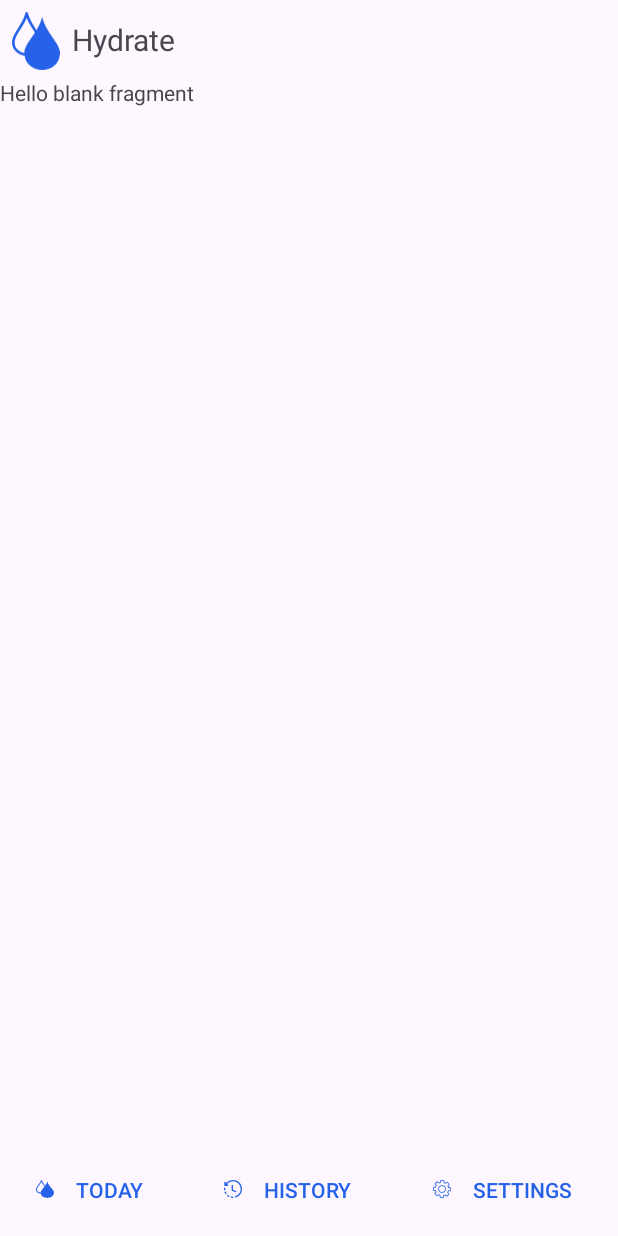
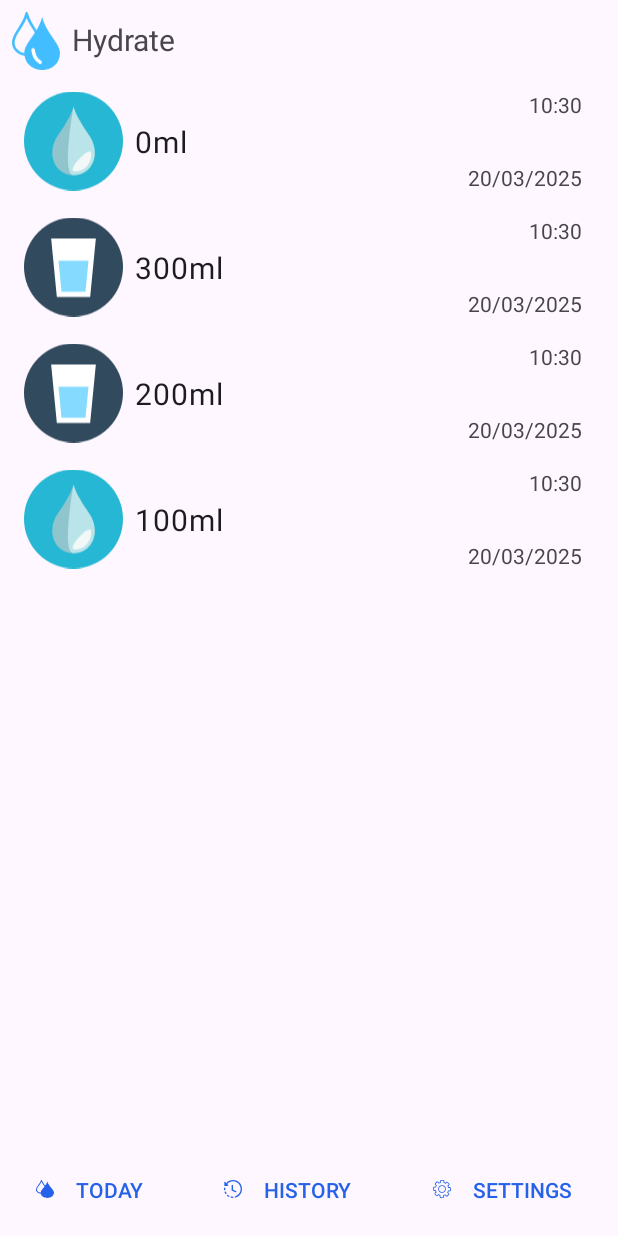
Before and after one commit to ostap-khomiak/Hydrate, an Android app: the fragment HistoryFragment placed in its activity, on a phone screen of 412 x 824 dp. Run offline under Robolectric (Android 15) with nearby library versions, the phone set to English and light mode, and no system bars; Roboto replaces fonts that are not available here.

Commit message:
added HistoryFragment and small fixes

```diff
--- a/app/build.gradle.kts
+++ b/app/build.gradle.kts
@@ -43,6 +43,7 @@ dependencies {
     implementation(libs.androidx.activity)
     implementation(libs.androidx.constraintlayout)
     implementation("androidx.fragment:fragment-ktx:1.6.2")
+    implementation("com.google.code.gson:gson:2.10.1")
     testImplementation(libs.junit)
     androidTestImplementation(libs.androidx.junit)
     androidTestImplementation(libs.androidx.espresso.core)
--- /dev/null
+++ b/app/src/main/java/com/ostapkhomiak/hydrate/HistoryAdapter.kt
@@ -0,0 +1,34 @@
+package com.ostapkhomiak.hydrate
+
+import android.view.LayoutInflater
+import android.view.View
+import android.view.ViewGroup
+import android.widget.ImageView
+import android.widget.TextView
+import androidx.recyclerview.widget.RecyclerView
+
+class HistoryAdapter(private val historyList: List<WaterIntakeEntry>) :
+    RecyclerView.Adapter<HistoryAdapter.HistoryViewHolder>() {
+
+    class HistoryViewHolder(itemView: View) : RecyclerView.ViewHolder(itemView) {
+        val iconView: ImageView = itemView.findViewById(R.id.iconView)
+        val amountView: TextView = itemView.findViewById(R.id.amountView)
+        val dateView: TextView = itemView.findViewById(R.id.dateView)
+        val timeView: TextView = itemView.findViewById(R.id.timeView)
+    }
+
+    override fun onCreateViewHolder(parent: ViewGroup, viewType: Int): HistoryViewHolder {
+        val view = LayoutInflater.from(parent.context).inflate(R.layout.item_history, parent, false)
+        return HistoryViewHolder(view)
+    }
+
+    override fun onBindViewHolder(holder: HistoryViewHolder, position: Int) {
+        val entry = historyList[position]
+        holder.iconView.setImageResource(entry.iconId)
+        holder.amountView.text = "${entry.amount}ml"
+        holder.dateView.text = entry.date
+        holder.timeView.text = entry.time
+    }
+
+    override fun getItemCount(): Int = historyList.size
+}
--- a/app/src/main/java/com/ostapkhomiak/hydrate/HistoryFragment.kt
+++ b/app/src/main/java/com/ostapkhomiak/hydrate/HistoryFragment.kt
@@ -5,13 +5,29 @@ import androidx.fragment.app.Fragment
 import android.view.LayoutInflater
 import android.view.View
 import android.view.ViewGroup
+import androidx.recyclerview.widget.LinearLayoutManager
+import androidx.recyclerview.widget.RecyclerView
 
 class HistoryFragment : Fragment() {
 
-    override fun onCreateView( inflater: LayoutInflater, container: ViewGroup?, savedInstanceState: Bundle?): View? {
+    private lateinit var historyAdapter: HistoryAdapter
+    private lateinit var historyManager: HistoryManager
+    private lateinit var recyclerView: RecyclerView
 
-        return inflater.inflate(R.layout.fragment_history, container, false)
+    override fun onCreateView(inflater: LayoutInflater, container: ViewGroup?, savedInstanceState: Bundle?): View? {
+        val view = inflater.inflate(R.layout.fragment_history, container, false)
+
+        recyclerView = view.findViewById(R.id.historyRecyclerView)
+        recyclerView.layoutManager = LinearLayoutManager(requireContext())
+
+        historyManager = HistoryManager(requireContext())
+        val historyList = historyManager.loadHistory()
+        historyList.reverse() // newest on intake on top
+
+        historyAdapter = HistoryAdapter(historyList)
+        recyclerView.adapter = historyAdapter
+
+        return view
     }
 
-
 }
--- /dev/null
+++ b/app/src/main/java/com/ostapkhomiak/hydrate/HistoryManager.kt
@@ -0,0 +1,21 @@
+package com.ostapkhomiak.hydrate
+
+import android.content.Context
+import com.google.gson.Gson
+import com.google.gson.reflect.TypeToken
+
+class HistoryManager(context: Context) {
+    private val prefs = context.getSharedPreferences("water_history", Context.MODE_PRIVATE)
+    private val gson = Gson()
+
+    fun saveHistory(historyList: List<WaterIntakeEntry>) {
+        val json = gson.toJson(historyList)
+        prefs.edit().putString("history_list", json).apply()
+    }
+
+    fun loadHistory(): MutableList<WaterIntakeEntry> {
+        val json = prefs.getString("history_list", null) ?: return mutableListOf()
+        val type = object : TypeToken<MutableList<WaterIntakeEntry>>() {}.type
+        return gson.fromJson(json, type)
+    }
+}
--- a/app/src/main/java/com/ostapkhomiak/hydrate/MainFragment.kt
+++ b/app/src/main/java/com/ostapkhomiak/hydrate/MainFragment.kt
@@ -10,7 +10,8 @@ import android.widget.EditText
 import android.widget.ProgressBar
 import android.widget.TextView
 import androidx.fragment.app.activityViewModels
-
+import java.text.SimpleDateFormat
+import java.util.*
 
 class MainFragment : Fragment() {
 
@@ -41,25 +42,26 @@ class MainFragment : Fragment() {
         progressBar3 = view.findViewById(R.id.progressBar3)
         ConfirmWater = view.findViewById(R.id.ConfirmWater)
         editTextNumber = view.findViewById(R.id.editTextNumber)
+
         ConfirmWater?.setOnClickListener {
-            shareViewModel.addConsumedWater(editTextNumber?.text.toString().toIntOrNull() ?: 0)
+            val addedAmount = editTextNumber?.text.toString().toIntOrNull() ?: 0
+            waterButtonsListener(addedAmount)
         }
 
         val smallMLBtn = view.findViewById<Button>(R.id.smallMLBtn)
         smallMLBtn.setOnClickListener {
-            shareViewModel.addConsumedWater(100)
+            waterButtonsListener(100)
         }
 
         val mediumMLBtn = view.findViewById<Button>(R.id.mediumMLBtn)
         mediumMLBtn.setOnClickListener {
-            shareViewModel.addConsumedWater(200)
+            waterButtonsListener(200)
         }
 
         val largeMLBtn = view.findViewById<Button>(R.id.largeMLBtn)
         largeMLBtn.setOnClickListener {
-            shareViewModel.addConsumedWater(300)
+            waterButtonsListener(300)
         }
-
 
 
 
@@ -104,4 +106,40 @@ class MainFragment : Fragment() {
 
     }
 
+    fun waterButtonsListener(amount: Int) {
+        shareViewModel.addConsumedWater(amount)
+        saveToHistory(amount)
+    }
+
+    fun saveToHistory(amount: Int) {
+        val historyManager = HistoryManager(requireContext())
+        val currentHistory = historyManager.loadHistory()
+
+        val sdfDate = SimpleDateFormat("dd/MM/yyyy", Locale.getDefault())
+        val sdfTime = SimpleDateFormat("HH:mm", Locale.getDefault())
+        val date = sdfDate.format(Date())
+        val time = sdfTime.format(Date())
+
+        // replace icon based on amount
+        val iconId = when {
+            amount < 200 -> R.drawable.drop
+            amount in 200..399 -> R.drawable.glass_of_water
+            else -> R.drawable.water_bottle
+        }
+
+        val entry = WaterIntakeEntry(
+            iconId = iconId,
+            amount = amount,
+            time = time,
+            date = date
+        )
+
+        if (currentHistory.size >= 8) {
+            currentHistory.removeAt(0) // remove oldest
+        }
+
+        currentHistory.add(entry)
+        historyManager.saveHistory(currentHistory)
+    }
+
 }
--- a/app/src/main/java/com/ostapkhomiak/hydrate/ShareViewModel.kt
+++ b/app/src/main/java/com/ostapkhomiak/hydrate/ShareViewModel.kt
@@ -5,6 +5,7 @@ import android.app.Application
 import android.content.Context
 import androidx.lifecycle.AndroidViewModel
 import androidx.lifecycle.MutableLiveData
+
 
 
 class ShareViewModel(application: Application) : AndroidViewModel(application) {
--- /dev/null
+++ b/app/src/main/java/com/ostapkhomiak/hydrate/WaterIntakeEntry.kt
@@ -0,0 +1,8 @@
+package com.ostapkhomiak.hydrate
+
+data class WaterIntakeEntry(
+    val iconId: Int,
+    val amount: Int,
+    val time: String,
+    val date: String
+)
--- /dev/null
+++ b/app/src/main/res/drawable/drop.xml
@@ -0,0 +1,18 @@
+<vector xmlns:android="http://schemas.android.com/apk/res/android"
+    android:width="800dp"
+    android:height="800dp"
+    android:viewportWidth="496.2"
+    android:viewportHeight="496.2">
+  <path
+      android:pathData="M496.2,248.1C496.2,111.1 385.1,0 248.1,0S0,111.1 0,248.1s111.1,248.1 248.1,248.1S496.2,385.1 496.2,248.1z"
+      android:fillColor="#25B7D3"/>
+  <path
+      android:pathData="M281.3,149.6c-23,-36.3 -33.1,-72.8 -33.1,-72.8l0,0c0,0 -10.1,36.5 -33.1,72.8c-28.2,56.9 -73.4,86.8 -73.4,158.4c0,61.5 45,111.4 106.5,111.4l0,0c61.5,0 106.5,-49.9 106.5,-111.4C354.6,236.4 309.5,206.4 281.3,149.6z"
+      android:fillColor="#91C5CE"/>
+  <path
+      android:pathData="M281.3,149.6c-23,-36.3 -33.1,-72.8 -33.1,-72.8s-61.6,342.6 0,342.6l0,0c61.5,0 106.5,-49.9 106.5,-111.4C354.6,236.4 309.5,206.4 281.3,149.6z"
+      android:fillColor="#B9E4EA"/>
+  <path
+      android:pathData="M254.2,401.2L254.2,401.2c48.2,0 83.4,-39.1 83.4,-87.2C337.6,258 206,401.2 254.2,401.2z"
+      android:fillColor="#F2F7F7"/>
+</vector>
--- /dev/null
+++ b/app/src/main/res/drawable/glass_of_water.xml
@@ -0,0 +1,15 @@
+<vector xmlns:android="http://schemas.android.com/apk/res/android"
+    android:width="800dp"
+    android:height="800dp"
+    android:viewportWidth="504"
+    android:viewportHeight="504">
+  <path
+      android:pathData="M252,252m-252,0a252,252 0,1 1,504 0a252,252 0,1 1,-504 0"
+      android:fillColor="#324A5E"/>
+  <path
+      android:pathData="M336.8,404.4l-169.6,0l-29,-296.9l227.6,0z"
+      android:fillColor="#FFFFFF"/>
+  <path
+      android:pathData="M175.6,219.8l15.4,158.3l122,0l15.4,-158.3z"
+      android:fillColor="#84DBFF"/>
+</vector>
--- /dev/null
+++ b/app/src/main/res/drawable/water_bottle.xml
@@ -0,0 +1,30 @@
+<vector xmlns:android="http://schemas.android.com/apk/res/android"
+    android:width="800dp"
+    android:height="800dp"
+    android:viewportWidth="512"
+    android:viewportHeight="512">
+  <path
+      android:pathData="M256,256m-256,0a256,256 0,1 1,512 0a256,256 0,1 1,-512 0"
+      android:fillColor="#273B7A"/>
+  <path
+      android:pathData="M294.98,509.05c96.57,-14.75 175.37,-83.47 204.7,-174.41L281.64,116.61l-1.38,236.31l-74.11,67.31L294.98,509.05z"
+      android:fillColor="#121149"/>
+  <path
+      android:pathData="M298.24,271.07v-37.94c0,-3.66 0.88,-7.27 2.55,-10.53l9.55,-18.54c1.68,-3.26 2.55,-6.86 2.55,-10.53v-28.33c0,-12.69 -10.29,-22.99 -22.99,-22.99h-67.81c-12.69,0 -22.99,10.29 -22.99,22.99v28.33c0,3.66 0.88,7.27 2.55,10.53l9.55,18.54c1.68,3.26 2.55,6.86 2.55,10.53v37.94c0,3.66 -0.88,7.27 -2.55,10.53l-9.55,18.54c-1.68,3.26 -2.55,6.86 -2.55,10.53v93.02c0,12.69 10.29,22.99 22.99,22.99h67.81c12.69,0 22.99,-10.29 22.99,-22.99v-93.02c0,-3.66 -0.88,-7.27 -2.55,-10.53l-9.55,-18.54C299.11,278.34 298.24,274.73 298.24,271.07z"
+      android:fillColor="#71E2EF"/>
+  <path
+      android:pathData="M300.79,222.6l9.55,-18.54c1.68,-3.26 2.55,-6.86 2.55,-10.53v-28.33c0,-12.69 -10.29,-22.99 -22.99,-22.99H256v284.44h33.9c12.69,0 22.99,-10.29 22.99,-22.99v-93.02c0,-3.66 -0.88,-7.27 -2.55,-10.53l-9.55,-18.54c-1.68,-3.26 -2.55,-6.86 -2.55,-10.53v-37.94C298.24,229.47 299.11,225.86 300.79,222.6z"
+      android:fillColor="#38C6D9"/>
+  <path
+      android:pathData="M284.44,142.22h-56.89v-18.82c0,-5.32 4.31,-9.63 9.63,-9.63h37.64c5.32,0 9.63,4.31 9.63,9.63V142.22z"
+      android:fillColor="#FFFFFF"/>
+  <path
+      android:pathData="M284.44,123.4c0,-5.32 -4.31,-9.63 -9.63,-9.63H256v28.44h28.44V123.4z"
+      android:fillColor="#D0D1D3"/>
+  <path
+      android:pathData="M298.93,227.56h-85.86c0.46,1.82 0.69,3.69 0.69,5.57v37.94c0,3.66 -0.88,7.27 -2.55,10.53l-1.47,2.85h92.51l-1.47,-2.85c-1.68,-3.26 -2.55,-6.86 -2.55,-10.53v-37.94C298.24,231.24 298.48,229.37 298.93,227.56z"
+      android:fillColor="#02B2B2"/>
+  <path
+      android:pathData="M300.79,281.6c-1.68,-3.26 -2.55,-6.86 -2.55,-10.53v-37.94c0,-1.89 0.24,-3.76 0.69,-5.57H256v56.89h46.26L300.79,281.6z"
+      android:fillColor="#386895"/>
+</vector>
--- a/app/src/main/res/layout/activity_main.xml
+++ b/app/src/main/res/layout/activity_main.xml
@@ -79,8 +79,7 @@
             app:layout_constraintBottom_toBottomOf="parent"
             app:layout_constraintStart_toStartOf="parent"
             app:layout_constraintTop_toTopOf="parent"
-            app:srcCompat="@drawable/icon"
-            app:tint="@color/blue" />
+            app:srcCompat="@drawable/icon" />
 
         <TextView
             android:id="@+id/AppNameView"
--- a/app/src/main/res/layout/fragment_history.xml
+++ b/app/src/main/res/layout/fragment_history.xml
@@ -1,14 +1,15 @@
 <?xml version="1.0" encoding="utf-8"?>
-<FrameLayout xmlns:android="http://schemas.android.com/apk/res/android"
+<androidx.constraintlayout.widget.ConstraintLayout xmlns:android="http://schemas.android.com/apk/res/android"
+    xmlns:app="http://schemas.android.com/apk/res-auto"
     xmlns:tools="http://schemas.android.com/tools"
+    android:id="@+id/frameLayout"
     android:layout_width="match_parent"
     android:layout_height="match_parent"
-    tools:context=".HistoryFragment">
+    tools:context=".HistoryFragment" >
 
-    <!-- TODO: Update blank fragment layout -->
-    <TextView
+    <androidx.recyclerview.widget.RecyclerView
+        android:id="@+id/historyRecyclerView"
         android:layout_width="match_parent"
-        android:layout_height="match_parent"
-        android:text="@string/hello_blank_fragment" />
+        android:layout_height="match_parent" />
 
-</FrameLayout>
+</androidx.constraintlayout.widget.ConstraintLayout>
--- /dev/null
+++ b/app/src/main/res/layout/item_history.xml
@@ -0,0 +1,58 @@
+<?xml version="1.0" encoding="utf-8"?>
+<androidx.constraintlayout.widget.ConstraintLayout xmlns:android="http://schemas.android.com/apk/res/android"
+    xmlns:app="http://schemas.android.com/apk/res-auto"
+    xmlns:tools="http://schemas.android.com/tools"
+    android:layout_width="match_parent"
+    android:layout_height="wrap_content"
+    android:orientation="horizontal"
+    android:padding="8dp">
+
+    <ImageView
+        android:id="@+id/iconView"
+        android:layout_width="66dp"
+        android:layout_height="68dp"
+        android:layout_marginStart="8dp"
+        android:contentDescription="water icon"
+        android:src="@drawable/glass_of_water"
+        app:layout_constraintBottom_toBottomOf="parent"
+        app:layout_constraintStart_toStartOf="parent"
+        app:layout_constraintTop_toTopOf="parent" />
+
+
+    <TextView
+        android:id="@+id/amountView"
+        android:layout_width="wrap_content"
+        android:layout_height="wrap_content"
+        android:layout_marginStart="8dp"
+        android:text="250ml"
+        android:textAppearance="?attr/textAppearanceBody1"
+        android:textColor="?android:attr/textColorPrimary"
+        android:textSize="20sp"
+        app:layout_constraintBottom_toBottomOf="parent"
+        app:layout_constraintStart_toEndOf="@+id/iconView"
+        app:layout_constraintTop_toTopOf="parent" />
+
+    <TextView
+        android:id="@+id/dateView"
+        android:layout_width="wrap_content"
+        android:layout_height="wrap_content"
+        android:layout_marginEnd="16dp"
+        android:text="12/03/2025"
+        android:textColor="?android:attr/textColorSecondary"
+        android:textSize="14sp"
+        app:layout_constraintBottom_toBottomOf="@+id/iconView"
+        app:layout_constraintEnd_toEndOf="parent" />
+
+    <TextView
+        android:id="@+id/timeView"
+        android:layout_width="wrap_content"
+        android:layout_height="wrap_content"
+        android:layout_marginEnd="16dp"
+        android:text="14:22"
+        android:textColor="?android:attr/textColorSecondary"
+        android:textSize="14sp"
+        app:layout_constraintEnd_toEndOf="parent"
+        app:layout_constraintTop_toTopOf="@+id/iconView" />
+
+
+</androidx.constraintlayout.widget.ConstraintLayout>
```
